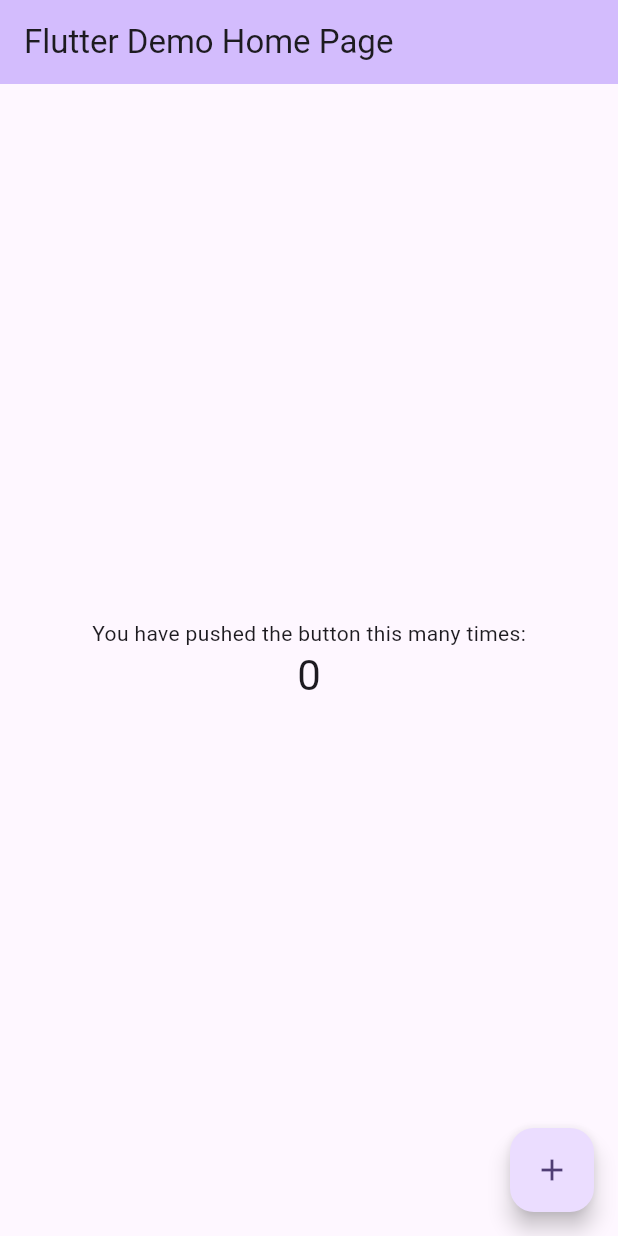
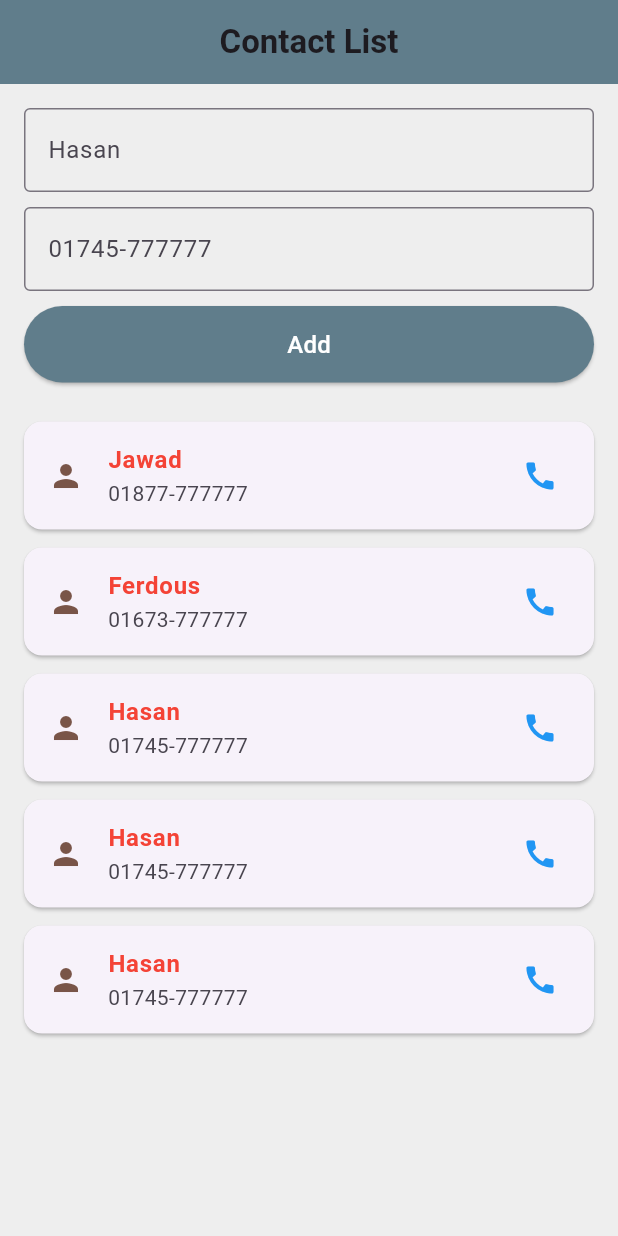
Before and after one commit to AowsafAnzum/Module10LiveTest, a Flutter app: the screen it shows after launch, on a phone screen of 412 x 824 dp. Run offline on Flutter 3.47's test engine with Material 3 defaults, Android fonts, the phone set to English and light mode, and no system bars.

Commit message:
this is the main file,
by mistake i uploaded the wrong one first

```diff
--- a/lib/main.dart
+++ b/lib/main.dart
@@ -1,125 +1,103 @@
 import 'package:flutter/material.dart';
 
 void main() {
-  runApp(const MyApp());
+  runApp(ContactListApp());
 }
 
-class MyApp extends StatelessWidget {
-  const MyApp({super.key});
-
-  // This widget is the root of your application.
+class ContactListApp extends StatelessWidget {
   @override
   Widget build(BuildContext context) {
     return MaterialApp(
-      title: 'Flutter Demo',
-      theme: ThemeData(
-        // This is the theme of your application.
-        //
-        // TRY THIS: Try running your application with "flutter run". You'll see
-        // the application has a purple toolbar. Then, without quitting the app,
-        // try changing the seedColor in the colorScheme below to Colors.green
-        // and then invoke "hot reload" (save your changes or press the "hot
-        // reload" button in a Flutter-supported IDE, or press "r" if you used
-        // the command line to start the app).
-        //
-        // Notice that the counter didn't reset back to zero; the application
-        // state is not lost during the reload. To reset the state, use hot
-        // restart instead.
-        //
-        // This works for code too, not just values: Most code changes can be
-        // tested with just a hot reload.
-        colorScheme: ColorScheme.fromSeed(seedColor: Colors.deepPurple),
-        useMaterial3: true,
-      ),
-      home: const MyHomePage(title: 'Flutter Demo Home Page'),
+      debugShowCheckedModeBanner: false,
+      home: ContactListScreen(),
     );
   }
 }
 
-class MyHomePage extends StatefulWidget {
-  const MyHomePage({super.key, required this.title});
-
-  // This widget is the home page of your application. It is stateful, meaning
-  // that it has a State object (defined below) that contains fields that affect
-  // how it looks.
-
-  // This class is the configuration for the state. It holds the values (in this
-  // case the title) provided by the parent (in this case the App widget) and
-  // used by the build method of the State. Fields in a Widget subclass are
-  // always marked "final".
-
-  final String title;
-
-  @override
-  State<MyHomePage> createState() => _MyHomePageState();
-}
-
-class _MyHomePageState extends State<MyHomePage> {
-  int _counter = 0;
-
-  void _incrementCounter() {
-    setState(() {
-      // This call to setState tells the Flutter framework that something has
-      // changed in this State, which causes it to rerun the build method below
-      // so that the display can reflect the updated values. If we changed
-      // _counter without calling setState(), then the build method would not be
-      // called again, and so nothing would appear to happen.
-      _counter++;
-    });
-  }
+class ContactListScreen extends StatelessWidget {
+  final List<Map<String, String>> contacts = [
+    {"name": "Jawad", "phone": "01877-777777"},
+    {"name": "Ferdous", "phone": "01673-777777"},
+    {"name": "Hasan", "phone": "01745-777777"},
+    {"name": "Hasan", "phone": "01745-777777"},
+    {"name": "Hasan", "phone": "01745-777777"},
+  ];
 
   @override
   Widget build(BuildContext context) {
-    // This method is rerun every time setState is called, for instance as done
-    // by the _incrementCounter method above.
-    //
-    // The Flutter framework has been optimized to make rerunning build methods
-    // fast, so that you can just rebuild anything that needs updating rather
-    // than having to individually change instances of widgets.
     return Scaffold(
+      backgroundColor: Colors.grey[200],
       appBar: AppBar(
-        // TRY THIS: Try changing the color here to a specific color (to
-        // Colors.amber, perhaps?) and trigger a hot reload to see the AppBar
-        // change color while the other colors stay the same.
-        backgroundColor: Theme.of(context).colorScheme.inversePrimary,
-        // Here we take the value from the MyHomePage object that was created by
-        // the App.build method, and use it to set our appbar title.
-        title: Text(widget.title),
+        backgroundColor: Colors.blueGrey,
+        centerTitle: true,
+        title: const Text(
+          'Contact List',
+          style: TextStyle(fontWeight: FontWeight.bold),
+        ),
       ),
-      body: Center(
-        // Center is a layout widget. It takes a single child and positions it
-        // in the middle of the parent.
+      body: Padding(
+        padding: const EdgeInsets.all(16.0),
         child: Column(
-          // Column is also a layout widget. It takes a list of children and
-          // arranges them vertically. By default, it sizes itself to fit its
-          // children horizontally, and tries to be as tall as its parent.
-          //
-          // Column has various properties to control how it sizes itself and
-          // how it positions its children. Here we use mainAxisAlignment to
-          // center the children vertically; the main axis here is the vertical
-          // axis because Columns are vertical (the cross axis would be
-          // horizontal).
-          //
-          // TRY THIS: Invoke "debug painting" (choose the "Toggle Debug Paint"
-          // action in the IDE, or press "p" in the console), to see the
-          // wireframe for each widget.
-          mainAxisAlignment: MainAxisAlignment.center,
-          children: <Widget>[
-            const Text(
-              'You have pushed the button this many times:',
+          children: [
+            // TextFormFields for name and phone
+            TextFormField(
+              decoration: InputDecoration(
+                hintText: 'Hasan',
+                border: OutlineInputBorder(),
+              ),
             ),
-            Text(
-              '$_counter',
-              style: Theme.of(context).textTheme.headlineMedium,
+            const SizedBox(height: 10),
+            TextFormField(
+              decoration: InputDecoration(
+                hintText: '01745-777777',
+                border: OutlineInputBorder(),
+              ),
+            ),
+            const SizedBox(height: 10),
+
+            // Add Button
+            SizedBox(
+              width: double.infinity,
+              child: ElevatedButton(
+                style: ElevatedButton.styleFrom(
+                  backgroundColor: Colors.blueGrey,
+                  padding: const EdgeInsets.symmetric(vertical: 14),
+                ),
+                onPressed: () {},
+                child: const Text(
+                  'Add',
+                  style: TextStyle(fontSize: 16, color: Colors.white),
+                ),
+              ),
+            ),
+            const SizedBox(height: 20),
+
+            // Contact List
+            Expanded(
+              child: ListView.builder(
+                itemCount: contacts.length,
+                itemBuilder: (context, index) {
+                  return Card(
+                    margin: const EdgeInsets.symmetric(vertical: 6),
+                    child: ListTile(
+                      leading: const Icon(Icons.person, color: Colors.brown),
+                      title: Text(
+                        contacts[index]['name']!,
+                        style: const TextStyle(
+                          color: Colors.red,
+                          fontWeight: FontWeight.bold,
+                        ),
+                      ),
+                      subtitle: Text(contacts[index]['phone']!),
+                      trailing: const Icon(Icons.call, color: Colors.blue),
+                    ),
+                  );
+                },
+              ),
             ),
           ],
         ),
       ),
-      floatingActionButton: FloatingActionButton(
-        onPressed: _incrementCounter,
-        tooltip: 'Increment',
-        child: const Icon(Icons.add),
-      ), // This trailing comma makes auto-formatting nicer for build methods.
     );
   }
 }
```
